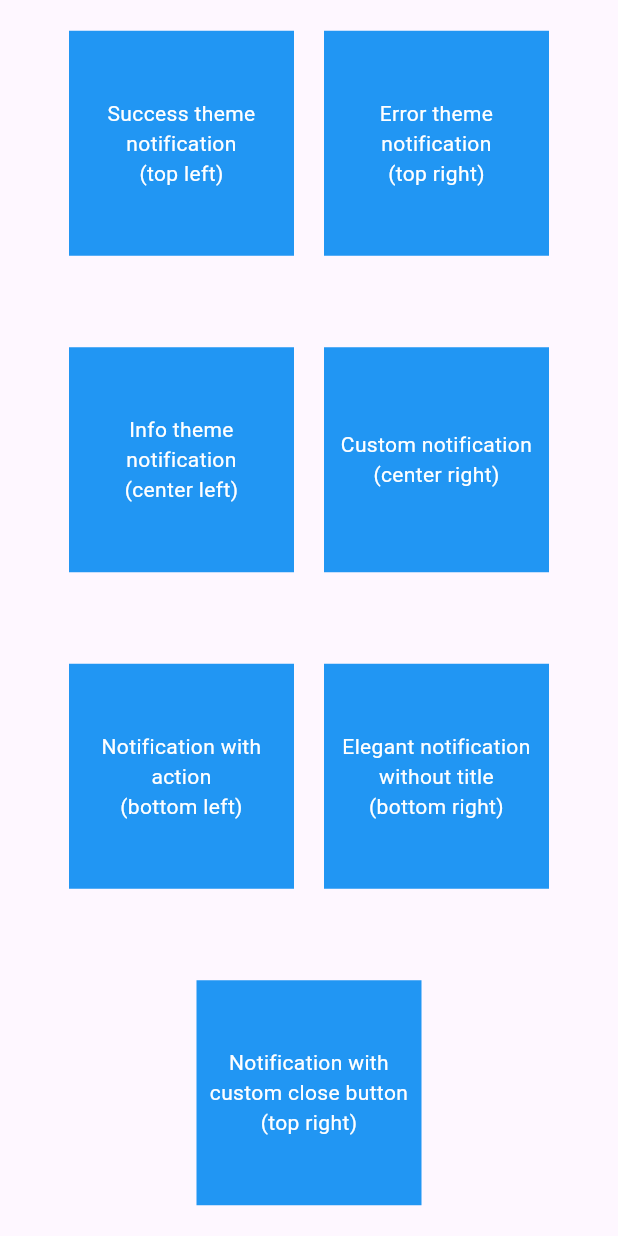
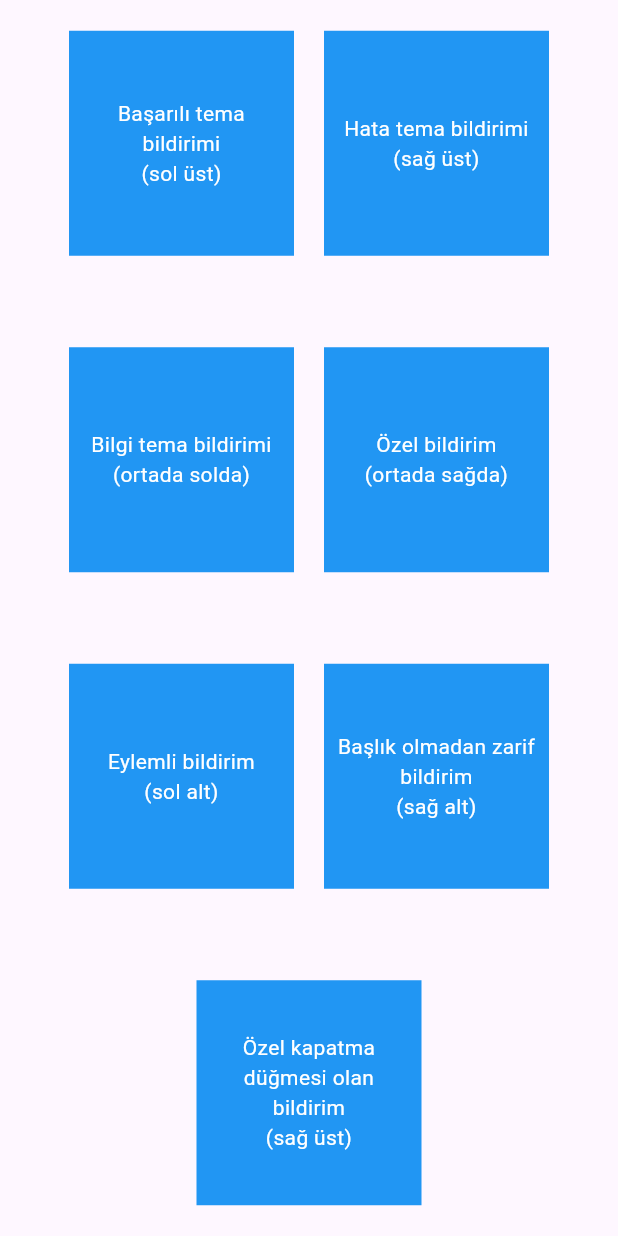
Before and after one commit to AbdurrahmanKaraoglu/FlutterToastify, a Flutter app: the screen it shows after launch, on a phone screen of 412 x 824 dp. Run offline on Flutter 3.47's test engine with Material 2 defaults, Android fonts, the phone set to English and light mode, and no system bars.

Commit message:
genel düzenleme

```diff
--- a/example/toastify_example/lib/main.dart
+++ b/example/toastify_example/lib/main.dart
@@ -1,6 +1,6 @@
 import 'package:flutter/material.dart';
+import 'package:flutter_toastify/components/enums.dart';
 import 'package:flutter_toastify/flutter_toastify.dart';
-import 'package:flutter_toastify/resources/enums.dart';
 
 void main() {
   runApp(const MyApp());
@@ -9,7 +9,7 @@ void main() {
 class MyApp extends StatelessWidget {
   const MyApp({super.key});
 
-  // This widget is the root of your application.
+  // Bu widget, uygulamanızın köküdür.
   @override
   Widget build(BuildContext context) {
     return MaterialApp(
@@ -47,8 +47,8 @@ class _ExampleAppState extends State<ExampleApp> {
                       width: 360,
                       notificationPosition: NotificationPosition.topLeft,
                       animation: AnimationType.fromTop,
-                      title: const Text('Update'),
-                      description: const Text('Your data has been updated'),
+                      title: const Text('Güncelleme'),
+                      description: const Text('Verileriniz güncellendi'),
                       onDismiss: () {},
                     ).show(context);
                   },
@@ -60,7 +60,7 @@ class _ExampleAppState extends State<ExampleApp> {
                       child: Padding(
                         padding: EdgeInsets.all(8.0),
                         child: Text(
-                          'Success theme notification\n(top left)',
+                          'Başarılı tema bildirimi\n(sol üst)',
                           style: TextStyle(color: Colors.white),
                           textAlign: TextAlign.center,
                         ),
@@ -77,8 +77,8 @@ class _ExampleAppState extends State<ExampleApp> {
                       width: 360,
                       notificationPosition: NotificationPosition.topRight,
                       animation: AnimationType.fromRight,
-                      title: const Text('Error'),
-                      description: const Text('Please verifiy your data'),
+                      title: const Text('Hata'),
+                      description: const Text('Verilerinizi doğrulayın'),
                       onDismiss: () {},
                     ).show(context);
                   },
@@ -90,7 +90,7 @@ class _ExampleAppState extends State<ExampleApp> {
                       child: Padding(
                         padding: EdgeInsets.all(8.0),
                         child: Text(
-                          'Error theme notification\n(top right)',
+                          'Hata tema bildirimi\n(sağ üst)',
                           style: TextStyle(color: Colors.white),
                           textAlign: TextAlign.center,
                         ),
@@ -114,9 +114,9 @@ class _ExampleAppState extends State<ExampleApp> {
                       width: 360,
                       notificationPosition: NotificationPosition.centerLeft,
                       animation: AnimationType.fromLeft,
-                      title: const Text('Info'),
+                      title: const Text('Bilgi'),
                       description: const Text(
-                        'This account will be updated once you exit',
+                        'Hesabınız çıkış yapıldığında güncellenecektir.',
                       ),
                       showProgressIndicator: false,
                       onDismiss: () {},
@@ -130,7 +130,7 @@ class _ExampleAppState extends State<ExampleApp> {
                       child: Padding(
                         padding: EdgeInsets.all(8.0),
                         child: Text(
-                          'Info theme notification\n(center left)',
+                          'Bilgi tema bildirimi\n(ortada solda)',
                           style: TextStyle(color: Colors.white),
                           textAlign: TextAlign.center,
                         ),
@@ -148,13 +148,13 @@ class _ExampleAppState extends State<ExampleApp> {
                       notificationPosition: NotificationPosition.centerRight,
                       animation: AnimationType.fromRight,
                       title: const Text(
-                        'New version',
+                        'Yeni sürüm',
                         style: TextStyle(
                           color: Colors.red,
                         ),
                       ),
                       description: const Text(
-                        'A new version is available to you please update.',
+                        'Size uygun yeni bir sürüm mevcut, lütfen güncelleyin.',
                       ),
                       icon: const Icon(
                         Icons.access_alarm,
@@ -170,7 +170,7 @@ class _ExampleAppState extends State<ExampleApp> {
                     color: Colors.blue,
                     child: const Center(
                       child: Text(
-                        'Custom notification\n(center right)',
+                        'Özel bildirim\n(ortada sağda)',
                         style: TextStyle(color: Colors.white),
                         textAlign: TextAlign.center,
                       ),
@@ -193,9 +193,9 @@ class _ExampleAppState extends State<ExampleApp> {
                       width: 360,
                       notificationPosition: NotificationPosition.bottomLeft,
                       animation: AnimationType.fromLeft,
-                      title: const Text('Info'),
+                      title: const Text('Bilgi'),
                       description: const Text(
-                        'This account will be updated once you exit',
+                        'Hesabınız çıkış yapıldığında güncellenecektir.',
                       ),
                       action: const Text(
                         'Link',
@@ -217,7 +217,7 @@ class _ExampleAppState extends State<ExampleApp> {
                       child: Padding(
                         padding: EdgeInsets.all(8.0),
                         child: Text(
-                          'Notification with action\n(bottom left)',
+                          'Eylemli bildirim\n(sol alt)',
                           style: TextStyle(color: Colors.white),
                           textAlign: TextAlign.center,
                         ),
@@ -235,7 +235,7 @@ class _ExampleAppState extends State<ExampleApp> {
                       notificationPosition: NotificationPosition.bottomRight,
                       animation: AnimationType.fromBottom,
                       description: const Text(
-                        'A new version is available to you please update.',
+                        'Size uygun yeni bir sürüm mevcut, lütfen güncelleyin.',
                       ),
                       icon: const Icon(
                         Icons.access_alarm,
@@ -253,7 +253,7 @@ class _ExampleAppState extends State<ExampleApp> {
                     color: Colors.blue,
                     child: const Center(
                       child: Text(
-                        'Elegant notification without title\n(bottom right)',
+                        'Başlık olmadan zarif bildirim\n(sağ alt)',
                         style: TextStyle(color: Colors.white),
                         textAlign: TextAlign.center,
                       ),
@@ -277,7 +277,7 @@ class _ExampleAppState extends State<ExampleApp> {
                       notificationPosition: NotificationPosition.topRight,
                       animation: AnimationType.fromRight,
                       description: const Text(
-                        'You can now leave the dashboard.',
+                        'Artık panele çıkabilirsiniz.',
                       ),
                       icon: const Icon(
                         Icons.dashboard_customize_outlined,
@@ -310,7 +310,7 @@ class _ExampleAppState extends State<ExampleApp> {
                       child: Padding(
                         padding: EdgeInsets.all(8.0),
                         child: Text(
-                          'Notification with custom close button\n(top right)',
+                          'Özel kapatma düğmesi olan bildirim\n(sağ üst)',
                           style: TextStyle(color: Colors.white),
                           textAlign: TextAlign.center,
                         ),
--- a/lib/resources/extensions.dart
+++ b/lib/components/extensions.dart
@@ -1,6 +1,6 @@
 import 'package:flutter/material.dart';
-import 'package:flutter_toastify/resources/constants.dart';
-import 'package:flutter_toastify/resources/enums.dart';
+import 'package:flutter_toastify/components/constants.dart';
+import 'package:flutter_toastify/components/enums.dart';
 
 extension NotificationPositionExtension on NotificationPosition {
   Alignment get alignment {
--- a/lib/widget/flutter_toastify_conten.dart
+++ b/lib/widget/flutter_toastify_conten.dart
@@ -1,6 +1,6 @@
 import 'package:flutter/material.dart';
-import 'package:flutter_toastify/resources/constants.dart';
-import 'package:flutter_toastify/resources/enums.dart';
+import 'package:flutter_toastify/components/constants.dart';
+import 'package:flutter_toastify/components/enums.dart';
 
 class FlutterToastifyContent extends StatelessWidget {
   const FlutterToastifyContent({
```
Also changed, not shown: lib/flutter_toastify.dart (+69 -109 lines), lib/gen/assets.gen.dart (deleted, +0 -76 lines), lib/components/constants.dart (renamed from lib/resources/constants.dart), lib/components/enums.dart (renamed from lib/resources/enums.dart).
